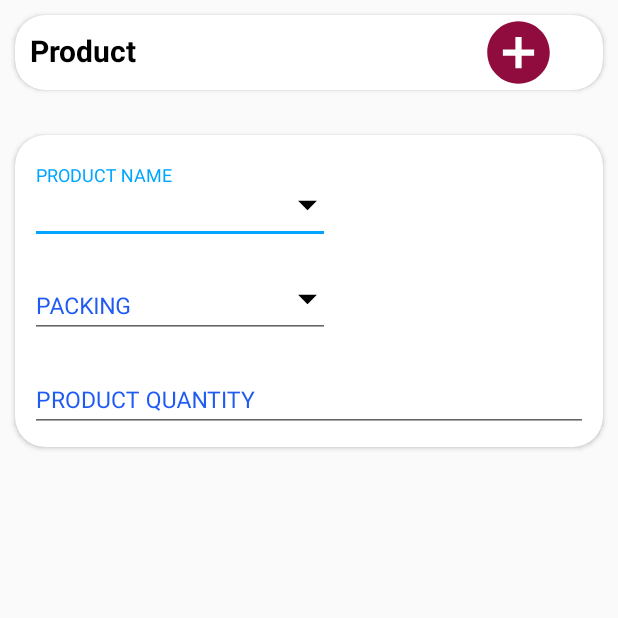
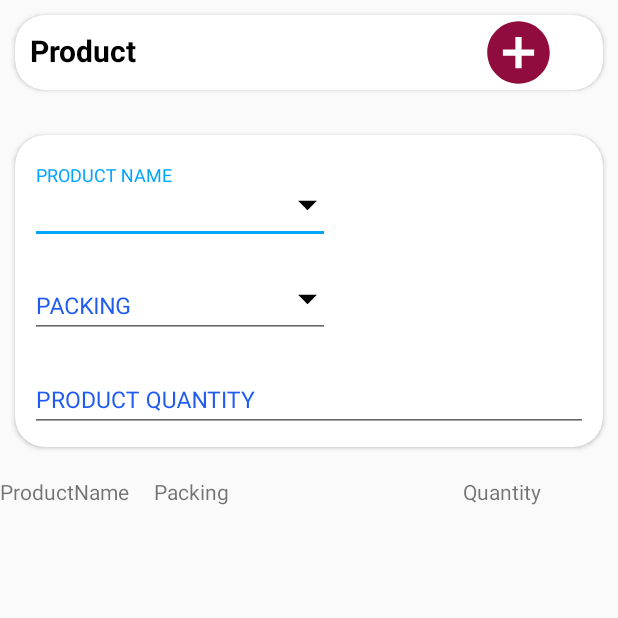
Before and after one commit to IshaPPotnis/ManishaAgroApp, an Android app: the ProductActivity screen opened directly, with no data from a screen before it, after a tap on an icon or button, on a phone screen of 412 x 824 dp, the top half of it. Run offline under Robolectric (Android 15) with nearby library versions, the phone set to English and light mode, and no system bars; 4 statements that could not run were skipped.

Commit message:
updated the multiple product purchase functioning
Signed-off-by: IshaPPotnis <ishappotnis@gmail.com>

```diff
--- a/ManishaAgro/app/src/main/java/com/example/manishaagro/DemoEntryActivity.java
+++ b/ManishaAgro/app/src/main/java/com/example/manishaagro/DemoEntryActivity.java
@@ -49,20 +49,18 @@ public class DemoEntryActivity extends AppCompatActivity implements View.OnClick
     private Calendar myCalendar = Calendar.getInstance();
     String employeeID = "";
     public String farmerFollowUpDate = "";
-    public int followYN = 0,demosYN=0;
+    public int followYN = 0, demosYN = 0;
     ApiInterface apiInterface;
     Toolbar visitDemoToolbar;
-    CardView FollowUpIsRequired,visitDemoReq;
-    EditText editTextFarmerName;
+    CardView FollowUpIsRequired, visitDemoReq;
     EditText editTextDemoName;
     EditText editTextCrops;
-    EditText editTextProductName;
     EditText editTextProductQuantity;
     EditText editTextWaterQuantity;
     EditText editTextAdditions;
     EditText editTextFollowUpDate;
-    RadioGroup radioGroupFollowUp,demoGroup;
-    RadioButton radioYes, radioNo,demoYes,demoNo;
+    RadioGroup radioGroupFollowUp, demoGroup;
+    RadioButton radioYes, radioNo, demoYes, demoNo;
     AutoCompleteTextView autoCompleteDemoTy;
     AutoCompleteTextView autoCTXUsage;
     AutoCompleteTextView autoCTXCropHealth;
@@ -81,7 +79,7 @@ public class DemoEntryActivity extends AppCompatActivity implements View.OnClick
     Button saveDemo;
     Button gobutton;
     public ArrayList<ProductModel> ProductData = new ArrayList<ProductModel>();
-    public ArrayList<String> list = new ArrayList<String>();
+    public ArrayList<String> productList = new ArrayList<String>();
     public ArrayList<ProductModel> packingData = new ArrayList<ProductModel>();
     public ArrayList<String> packingList = new ArrayList<String>();
     public ArrayList<TripModel> farmerNameData = new ArrayList<TripModel>();
@@ -102,9 +100,9 @@ public class DemoEntryActivity extends AppCompatActivity implements View.OnClick
             ColorDrawable colorDrawable = new ColorDrawable(Color.parseColor("#00A5FF"));
             actionBar.setBackgroundDrawable(colorDrawable);
         }
-        gobutton=findViewById(R.id.gonext);
-        selectTxt=findViewById(R.id.selectedText);
-        visitDemoReq=findViewById(R.id.visitCardDemo);
+        gobutton = findViewById(R.id.gonext);
+        selectTxt = findViewById(R.id.selectedText);
+        visitDemoReq = findViewById(R.id.visitCardDemo);
         autoCompleteProduct = findViewById(R.id.autoCompleteProductName);
         autoCTXPacking = findViewById(R.id.autoCompletePacking);
         autoCTXProductImg = findViewById(R.id.autoTextProdctImg);
@@ -123,9 +121,9 @@ public class DemoEntryActivity extends AppCompatActivity implements View.OnClick
         radioYes = findViewById(R.id.radioButtonYes);
         radioNo = findViewById(R.id.radioButtonNo);
 
-        demoGroup=findViewById(R.id.RadioGroupDemoReq);
-        demoYes=findViewById(R.id.radioButtonDemoReqYes);
-        demoNo=findViewById(R.id.radioButtonDemoReqNo);
+        demoGroup = findViewById(R.id.RadioGroupDemoReq);
+        demoYes = findViewById(R.id.radioButtonDemoReqYes);
+        demoNo = findViewById(R.id.radioButtonDemoReqNo);
 
         autoCompleteDemoTy = findViewById(R.id.autoCompleteDemoType);
         AutoCTXImage = findViewById(R.id.autoTextImg);
@@ -313,14 +311,11 @@ public class DemoEntryActivity extends AppCompatActivity implements View.OnClick
         demoGroup.setOnCheckedChangeListener(new RadioGroup.OnCheckedChangeListener() {
             @Override
             public void onCheckedChanged(RadioGroup demoRadiogroup, int democheckedId) {
-                if(democheckedId == R.id.radioButtonDemoReqYes)
-                {
-                    demosYN=1;
+                if (democheckedId == R.id.radioButtonDemoReqYes) {
+                    demosYN = 1;
                     visitDemoReq.setVisibility(View.VISIBLE);
-                }
-                else if(democheckedId == R.id.radioButtonDemoReqNo)
-                {
-                    demosYN=0;
+                } else if (democheckedId == R.id.radioButtonDemoReqNo) {
+                    demosYN = 0;
                     visitDemoReq.setVisibility(View.GONE);
                 }
 
@@ -396,7 +391,6 @@ public class DemoEntryActivity extends AppCompatActivity implements View.OnClick
                 autoCompleteFarmerName.setAdapter(adpAllFarmerName);
                 autoCompleteFarmerName.setEnabled(false);
                 Log.v("Runcheck2", "user1" + farmerNameList);
-//                Toast.makeText(DemoEntryActivity.this, "Success", Toast.LENGTH_LONG).show();
             }
 
             @Override
@@ -417,15 +411,14 @@ public class DemoEntryActivity extends AppCompatActivity implements View.OnClick
                 ProductData.clear();
                 ProductData.addAll(response.body());
                 Log.v("Runcheck1", "user1" + ProductData);
-                list = new ArrayList<String>();
+                productList = new ArrayList<String>();
                 for (int i = 0; i < ProductData.size(); i++) {
-                    String lat = ProductData.get(i).getProductName();
-                    list.add(lat);
+                    productList.add(ProductData.get(i).getProductName());
                 }
-                final ArrayAdapter<String> adpAllID = new ArrayAdapter<String>(DemoEntryActivity.this, android.R.layout.simple_list_item_1, list);
+                final ArrayAdapter<String> adpAllID = new ArrayAdapter<String>(DemoEntryActivity.this, android.R.layout.simple_list_item_1, productList);
                 autoCompleteProduct.setAdapter(adpAllID);
                 autoCompleteProduct.setEnabled(false);
-                Log.v("Runcheck2", "user1" + list);
+                Log.v("Runcheck2", "user1" + productList);
             }
 
             @Override
@@ -441,14 +434,14 @@ public class DemoEntryActivity extends AppCompatActivity implements View.OnClick
         final String farmerDemoType = autoCompleteDemoTy.getText().toString().trim();
         final String farmerCrops = editTextCrops.getText().toString().trim();
         final String farmerCropHealth = autoCTXCropHealth.getText().toString().trim();
-        final String farmerUsagety = autoCTXUsage.getText().toString().trim();
+        final String farmerUsageType = autoCTXUsage.getText().toString().trim();
         final String farmerProductName = autoCompleteProduct.getText().toString().trim();
-        final String farmerpacking = autoCTXPacking.getText().toString().trim();
+        final String farmerProductPacking = autoCTXPacking.getText().toString().trim();
         final String farmerProductQty = editTextProductQuantity.getText().toString().trim();
         final String farmerWaterQty = editTextWaterQuantity.getText().toString().trim();
         final String farmerAdditions = editTextAdditions.getText().toString().trim();
         final int farmerFallowup = followYN;
-        final int demoVisit=demosYN;
+        final int demoVisit = demosYN;
 
         if (radioYes.isChecked()) {
             farmerFollowUpDate = editTextFollowUpDate.getText().toString().trim();
@@ -456,21 +449,20 @@ public class DemoEntryActivity extends AppCompatActivity implements View.OnClick
             farmerFollowUpDate = "";
         }
 
-        if (demoYes.isChecked())
-        {
+        if (demoYes.isChecked()) {
             if (employeeID.equals("") || farmerNameText.equals("") || farmerDemoType.equals("") || farmerDemoName.equals("") ||
-                    farmerCrops.equals("") || farmerCropHealth.equals("") || farmerUsagety.equals("") || farmerProductName.equals("") || farmerpacking.equals("") ||
+                    farmerCrops.equals("") || farmerCropHealth.equals("") || farmerUsageType.equals("") || farmerProductName.equals("") || farmerProductPacking.equals("") ||
                     farmerProductQty.equals("") || farmerWaterQty.equals("") || farmerAdditions.equals("")) {
                 Toast.makeText(DemoEntryActivity.this, "Fields Are Empty", Toast.LENGTH_SHORT).show();
-            }
-            else {
+            } else {
                 apiInterface = ApiClient.getApiClient().create(ApiInterface.class);
                 Call<TripModel> empIdDesignationModelCall = apiInterface.insertDemoEntry("Visited@CustomerDemoEntries", employeeID, farmerNameText, farmerDemoType, farmerCrops,
-                        farmerCropHealth, farmerDemoName, farmerUsagety, farmerProductName, farmerpacking, farmerProductQty,
-                        farmerWaterQty, farmerAdditions, farmerFallowup, farmerFollowUpDate,demoVisit);
+                        farmerCropHealth, farmerDemoName, farmerUsageType, farmerProductName, farmerProductPacking, farmerProductQty,
+                        farmerWaterQty, farmerAdditions, farmerFallowup, farmerFollowUpDate, demoVisit);
                 empIdDesignationModelCall.enqueue(new Callback<TripModel>() {
                     @Override
                     public void onResponse(Call<TripModel> call, Response<TripModel> response) {
+                        assert response.body() != null;
                         String value = response.body().getValue();
                         String message = response.body().getMassage();
                         if (value.equals("1")) {
@@ -503,20 +495,18 @@ public class DemoEntryActivity extends AppCompatActivity implements View.OnClick
                 });
             }
 
-        }
-        else if(demoNo.isChecked())
-        {
+        } else if (demoNo.isChecked()) {
             if (employeeID.equals("") || farmerNameText.equals("")) {
                 Toast.makeText(DemoEntryActivity.this, "Fields Are Empty", Toast.LENGTH_SHORT).show();
-            }
-            else {
+            } else {
                 apiInterface = ApiClient.getApiClient().create(ApiInterface.class);
                 Call<TripModel> empIdDesignationModelCall = apiInterface.insertDemoEntry("Visited@CustomerDemoEntries", employeeID, farmerNameText, farmerDemoType, farmerCrops,
-                    farmerCropHealth, farmerDemoName, farmerUsagety, farmerProductName, farmerpacking, farmerProductQty,
-                    farmerWaterQty, farmerAdditions, farmerFallowup, farmerFollowUpDate,demoVisit);
+                        farmerCropHealth, farmerDemoName, farmerUsageType, farmerProductName, farmerProductPacking, farmerProductQty,
+                        farmerWaterQty, farmerAdditions, farmerFallowup, farmerFollowUpDate, demoVisit);
                 empIdDesignationModelCall.enqueue(new Callback<TripModel>() {
                     @Override
                     public void onResponse(Call<TripModel> call, Response<TripModel> response) {
+                        assert response.body() != null;
                         String value = response.body().getValue();
                         String message = response.body().getMassage();
                         if (value.equals("1")) {
@@ -549,33 +539,18 @@ public class DemoEntryActivity extends AppCompatActivity implements View.OnClick
                 });
             }
         }
-
-
-
-
-
-
-
-
     }
-
-
-
 
     @Override
     public void onClick(View v) {
         if (v.getId() == R.id.SubmitDemo) {
             SubmitDemoEntry();
         }
-        if (v.getId() == R.id.gonext)
-        {
+        if (v.getId() == R.id.gonext) {
             Intent demoIntent = new Intent(DemoEntryActivity.this, ProductActivity.class);
             demoIntent.putExtra("visitedEmployeeProductAct", employeeID);
             startActivity(demoIntent);
             finish();
         }
-
     }
-
-
 }
--- a/ManishaAgro/app/src/main/java/com/example/manishaagro/ListViewAdapter.java
+++ b/ManishaAgro/app/src/main/java/com/example/manishaagro/ListViewAdapter.java
@@ -8,34 +8,27 @@ import android.widget.BaseAdapter;
 import android.widget.TextView;
 
 
-
-
-
-import java.util.ArrayList;
-import java.util.HashMap;
+import java.util.List;
 
 public class ListViewAdapter extends BaseAdapter {
 
-    public ArrayList<HashMap<String, String>> listproduct;
+    public List<String> purchasedProductList;
     Activity activity;
-    public static final String FIRST_COLUMN="First";
-    public static final String SECOND_COLUMN="Second";
-    public static final String THIRD_COLUMN="Third";
 
-    public ListViewAdapter(Activity activity,ArrayList<HashMap<String, String>> list){
+    public ListViewAdapter(Activity activity,List<String> list){
         super();
         this.activity=activity;
-        this.listproduct=list;
+        this.purchasedProductList =list;
     }
 
     @Override
     public int getCount() {
-        return listproduct.size();
+        return purchasedProductList.size();
     }
 
     @Override
     public Object getItem(int position) {
-        return listproduct.get(position);
+        return purchasedProductList.get(position);
     }
 
     @Override
@@ -43,41 +36,32 @@ public class ListViewAdapter extends BaseAdapter {
         return 0;
     }
 
-
     private class ViewHolder{
-        TextView txtFirst;
-        TextView txtSecond;
-        TextView txtThird;
-
+        TextView productName;
+        TextView packing;
+        TextView quantity;
     }
-
 
     @Override
     public View getView(int position, View convertView, ViewGroup parent) {
         ViewHolder holder;
         LayoutInflater inflater=activity.getLayoutInflater();
-
         if(convertView == null){
-
             convertView=inflater.inflate(R.layout.column_row_list, null);
             holder=new ViewHolder();
-
-            holder.txtFirst=(TextView) convertView.findViewById(R.id.TextFirst);
-            holder.txtSecond=(TextView) convertView.findViewById(R.id.TextSecond);
-            holder.txtThird=(TextView) convertView.findViewById(R.id.TextThird);
-
-
+            holder.productName = convertView.findViewById(R.id.ProductName);
+            holder.packing = convertView.findViewById(R.id.Packing);
+            holder.quantity = convertView.findViewById(R.id.Quantity);
             convertView.setTag(holder);
         }else{
-
             holder=(ViewHolder) convertView.getTag();
         }
 
-        HashMap<String, String> map=listproduct.get(position);
-        holder.txtFirst.setText(map.get(FIRST_COLUMN));
-        holder.txtSecond.setText(map.get(SECOND_COLUMN));
-        holder.txtThird.setText(map.get(THIRD_COLUMN));
-
+        String productDetails = purchasedProductList.get(position);
+        String[] split = productDetails.split("-");
+        holder.productName.setText(split[0]);
+        holder.packing.setText(split[1]);
+        holder.quantity.setText(split[2]);
         return convertView;
     }
 }
--- a/ManishaAgro/app/src/main/java/com/example/manishaagro/ProductActivity.java
+++ b/ManishaAgro/app/src/main/java/com/example/manishaagro/ProductActivity.java
@@ -1,13 +1,9 @@
 package com.example.manishaagro;
-
-import androidx.appcompat.app.AppCompatActivity;
 
 import android.app.Activity;
 import android.content.Context;
 import android.content.Intent;
 import android.os.Bundle;
-import android.os.Environment;
-import android.text.format.DateFormat;
 import android.util.Log;
 import android.view.MotionEvent;
 import android.view.View;
@@ -19,21 +15,12 @@ import android.widget.Button;
 import android.widget.EditText;
 import android.widget.ImageView;
 import android.widget.ListView;
-import android.widget.TextView;
 import android.widget.Toast;
 
 import com.example.manishaagro.model.ProductModel;
 
-import java.io.BufferedReader;
-import java.io.File;
-import java.io.FileOutputStream;
-import java.io.FileReader;
-import java.io.FileWriter;
-import java.io.IOException;
-import java.io.OutputStreamWriter;
 import java.util.ArrayList;
-import java.util.HashMap;
-import java.util.StringTokenizer;
+import java.util.List;
 
 import retrofit2.Call;
 import retrofit2.Callback;
@@ -41,51 +28,36 @@ import retrofit2.Response;
 
 public class ProductActivity extends Activity {
     ApiInterface apiInterface;
-    String employeeID="";
-    String h;
+    String employeeID = "";
     ImageView addImg;
     AutoCompleteTextView autoCompleteProduct;
     AutoCompleteTextView autoCTXPacking;
     ImageView autoCTXProductImg;
     ImageView autoCTXPackingImg;
     EditText editTextProductQuantity;
-    int i=0;
     Button addbt;
     ListView listView;
     ListViewAdapter adapter;
-    private ArrayList<HashMap<String, String>> listofProduct=new ArrayList<HashMap<String,String>>();
-    HashMap<String,String>  hashval=new HashMap<String, String>(100);
-    public static final String FIRST_COLUMN="First";
-    public static final String SECOND_COLUMN="Second";
-    public static final String THIRD_COLUMN="Third";
-
-    public ArrayList<ProductModel> ProductData = new ArrayList<ProductModel>();
-    public ArrayList<String> list = new ArrayList<String>();
-    public ArrayList<ProductModel> packingData = new ArrayList<ProductModel>();
-    public ArrayList<String> packingList = new ArrayList<String>();
+    public List<String> purchasedProductList = new ArrayList<>();
+    public List<ProductModel> ProductData = new ArrayList<>();
+    public List<String> list = new ArrayList<>();
+    public List<ProductModel> packingData = new ArrayList<>();
+    public List<String> packingList = new ArrayList<>();
 
     @Override
     protected void onCreate(Bundle savedInstanceState) {
         super.onCreate(savedInstanceState);
         setContentView(R.layout.activity_product);
-
-
-
         Intent intent = getIntent();
         employeeID = intent.getStringExtra("visitedEmployeeProductAct");
-
-        addImg=findViewById(R.id.circleAddImg);
-        listView=(ListView)findViewById(R.id.listView1);
-
+        addImg = findViewById(R.id.circleAddImg);
+        listView = findViewById(R.id.listView1);
         autoCompleteProduct = findViewById(R.id.autoCompleteProductName);
         autoCTXPacking = findViewById(R.id.autoCompletePacking);
         autoCTXProductImg = findViewById(R.id.autoTextProdctImg);
         autoCTXPackingImg = findViewById(R.id.autoTextPackingImg);
         editTextProductQuantity = findViewById(R.id.editTextProductQty);
-        addbt=findViewById(R.id.add);
-
-
-       // populateList();
+        addbt = findViewById(R.id.add);
 
         autoCompleteProduct.setOnTouchListener(new View.OnTouchListener() {
             @Override
@@ -95,7 +67,6 @@ public class ProductActivity extends Activity {
                 return false;
             }
         });
-
 
         autoCTXProductImg.setOnClickListener(new View.OnClickListener() {
             @Override
@@ -132,104 +103,26 @@ public class ProductActivity extends Activity {
             }
         });
 
-
-
-
         addImg.setOnClickListener(new View.OnClickListener() {
             @Override
             public void onClick(View v) {
-
                 insertData();
-                adapter=new ListViewAdapter(ProductActivity.this,listofProduct);
+                adapter = new ListViewAdapter(ProductActivity.this, purchasedProductList);
                 listView.setAdapter(adapter);
                 adapter.notifyDataSetChanged();
-
-           /* file    String res="";
-
-                res=res + autoCompleteProduct.getText().toString() + "\t" + autoCTXPacking.getText().toString() + "\t" + editTextProductQuantity.getText().toString() + "\n";
-                writeData(res);*/
             }
         });
-
-  /*file      addbt.setOnClickListener(new View.OnClickListener() {
-            @Override
-            public void onClick(View v) {
-
-                String result=readFile();
-
-                StringTokenizer st=new StringTokenizer(result,"\n");
-                while(st.hasMoreTokens())
-                {
-                    listfor.add(st.nextToken());
-                }
-            }
-        });*/
-
-
         getListProductName();
     }
 
-
-
-/*file    public void writeData(String data)      // to writeData to file
-    {
-
-        try {
-            File file = new File(Environment.getExternalStorageDirectory(), "text");
-           // String fileName="listData.txt";
-                if (!file.exists()) {
-                 file.mkdir();
-               }
-             h = "sample";
-
-            File filepath = new File(file, h + ".txt");
-            FileWriter writer = new FileWriter(filepath,true);
-                      writer.append(data);
-
-                    writer.close();
-
-
-
-        } catch (Exception e) {
-            e.printStackTrace();
-        }
-
-
-    }
-
-       private String readFile()
-        {
-        File fileEvents = new File(Environment.getExternalStorageDirectory()+"/text/sample");
-        StringBuilder text = new StringBuilder();
-        try {
-            BufferedReader br = new BufferedReader(new FileReader(fileEvents));
-            String line;
-            while ((line = br.readLine()) != null) {
-                text.append(line);
-                text.append('\n');
-            }
-            br.close();
-        } catch (IOException e) { }
-        String result = text.toString();
-        return result;
-    }*/
-
-
-    private void insertData()
-    {
-        String item1 = autoCompleteProduct.getText().toString();
-        String item2 = autoCTXPacking.getText().toString();
-        String item3 = editTextProductQuantity.getText().toString();
-
-        hashval.put(FIRST_COLUMN, item1);
-        hashval.put(SECOND_COLUMN, item2);
-        hashval.put(THIRD_COLUMN, item3);
-
-        listofProduct.add(hashval);
-
+    private void insertData() {
+        String productName = autoCompleteProduct.getText().toString();
+        String packing = autoCTXPacking.getText().toString();
+        String quantity = editTextProductQuantity.getText().toString();
+        purchasedProductList.add(productName + "-" + packing + "-" + quantity);
         autoCompleteProduct.setText("");
         autoCTXPacking.setText("");
-        editTextProductQuantity.setText("");;
+        editTextProductQuantity.setText("");
     }
 
     private void getListPacking() {
@@ -244,12 +137,12 @@ public class ProductActivity extends Activity {
                 packingData.clear();
                 packingData.addAll(response.body());
                 Log.v("Runcheck1", "user1" + packingData);
-                packingList = new ArrayList<String>();
+                packingList = new ArrayList<>();
                 for (int i = 0; i < packingData.size(); i++) {
                     String lat = packingData.get(i).getPacking();
                     packingList.add(lat);
                 }
-                final ArrayAdapter<String> adpAllPacking = new ArrayAdapter<String>(ProductActivity.this, android.R.layout.simple_list_item_1, packingList);
+                final ArrayAdapter<String> adpAllPacking = new ArrayAdapter<>(ProductActivity.this, android.R.layout.simple_list_item_1, packingList);
                 autoCTXPacking.setAdapter(adpAllPacking);
                 autoCTXPacking.setEnabled(false);
                 Log.v("Runcheck2", "user1" + packingList);
@@ -261,23 +154,23 @@ public class ProductActivity extends Activity {
             }
         });
     }
+
     private void getListProductName() {
         apiInterface = ApiClient.getApiClient().create(ApiInterface.class);
         Call<ArrayList<ProductModel>> callList = apiInterface.getProductList("Productn@meList");
         callList.enqueue(new Callback<ArrayList<ProductModel>>() {
             @Override
             public void onResponse(Call<ArrayList<ProductModel>> call, Response<ArrayList<ProductModel>> response) {
-
                 assert response.body() != null;
                 ProductData.clear();
                 ProductData.addAll(response.body());
                 Log.v("Runcheck1", "user1" + ProductData);
-                list = new ArrayList<String>();
+                list = new ArrayList<>();
                 for (int i = 0; i < ProductData.size(); i++) {
                     String lat = ProductData.get(i).getProductName();
                     list.add(lat);
                 }
-                final ArrayAdapter<String> adpAllID = new ArrayAdapter<String>(ProductActivity.this, android.R.layout.simple_list_item_1, list);
+                final ArrayAdapter<String> adpAllID = new ArrayAdapter<>(ProductActivity.this, android.R.layout.simple_list_item_1, list);
                 autoCompleteProduct.setAdapter(adpAllID);
                 autoCompleteProduct.setEnabled(false);
                 Log.v("Runcheck2", "user1" + list);
--- a/ManishaAgro/app/src/main/res/layout/column_row_list.xml
+++ b/ManishaAgro/app/src/main/res/layout/column_row_list.xml
@@ -4,23 +4,23 @@
     android:layout_height="match_parent"
     >
     <TextView
-        android:id="@+id/TextFirst"
+        android:id="@+id/ProductName"
         android:layout_height="wrap_content"
         android:layout_width="0dp"
         android:layout_weight="1"
-        android:text="First"/>
+        android:text="ProductName" />
 
     <TextView
-        android:id="@+id/TextSecond"
+        android:id="@+id/Packing"
         android:layout_height="wrap_content"
         android:layout_width="0dp"
         android:layout_weight="2"
-        android:text="Second"/>
+        android:text="Packing" />
     <TextView
-        android:id="@+id/TextThird"
+        android:id="@+id/Quantity"
         android:layout_height="wrap_content"
         android:layout_width="0dp"
         android:layout_weight="1"
-        android:text="Third"/>
+        android:text="Quantity" />
 
 </LinearLayout>
```
Lines whose indentation alone changed are shown as unchanged.
